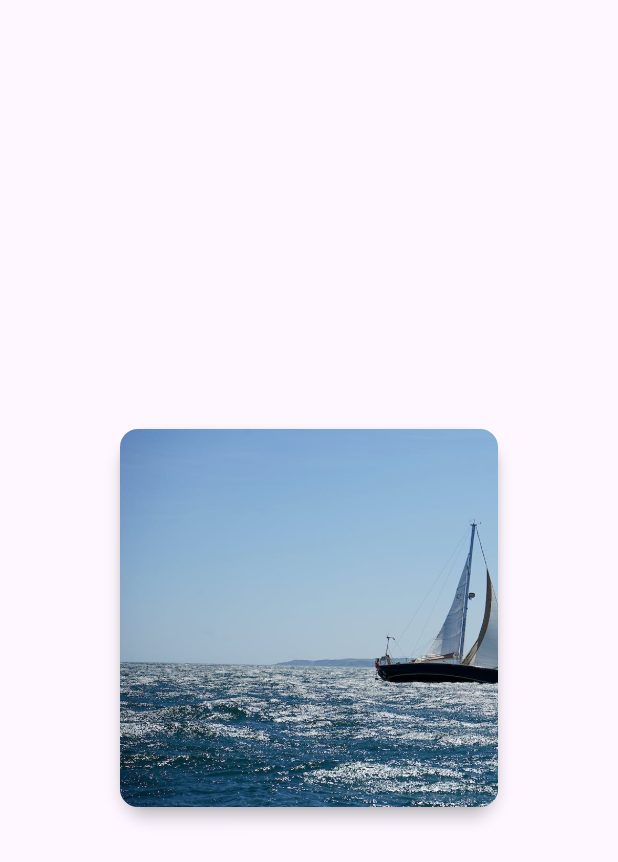
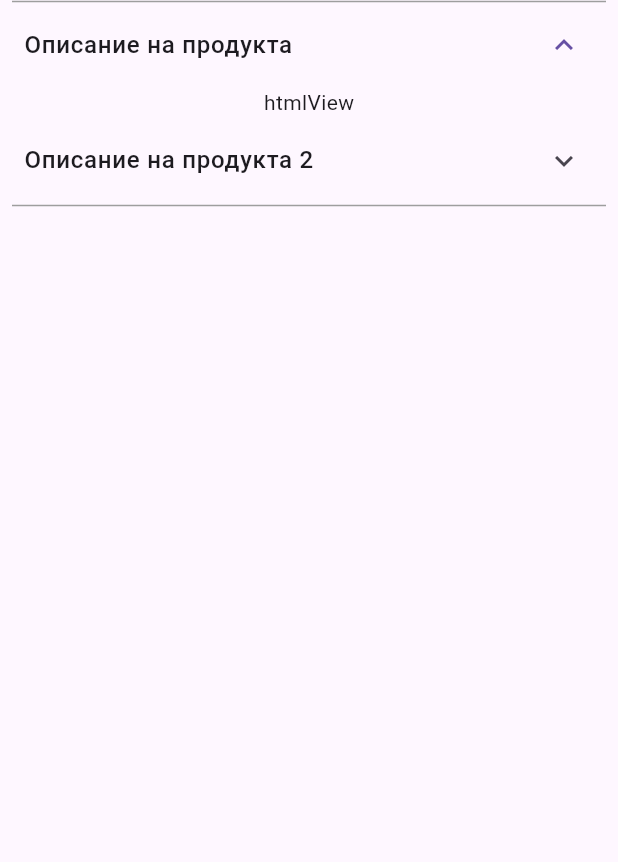
Before and after one commit to bytestocode/stackoverflow-answers, a Flutter app: the screen it shows after launch, on a phone screen of 412 x 824 dp. Shown: the top 862 px of the screen. Run offline on Flutter 3.47's test engine with Material 3 defaults, Android fonts, the light colour scheme and no system bars.

Commit message:
feat: control ExpansionTile

```diff
--- a/lib/main.dart
+++ b/lib/main.dart
@@ -1,5 +1,6 @@
 import 'package:flutter/material.dart';
 
+import 'ui/expansion_tile_controller.dart';
 import 'ui/image_alignment.dart';
 
 void main() {
@@ -13,7 +14,7 @@
   Widget build(BuildContext context) {
     return const MaterialApp(
       title: 'Flutter Testbed',
-      home: ImageAlignment(),
+      home: ExpansionTileSample(),
     );
   }
 }
--- /dev/null
+++ b/lib/ui/expansion_tile_controller.dart
@@ -0,0 +1,91 @@
+import 'package:flutter/material.dart';
+
+class ExpansionTileSample extends StatefulWidget {
+  const ExpansionTileSample({super.key});
+
+  @override
+  State<ExpansionTileSample> createState() => _ExpansionTileSampleState();
+}
+
+class _ExpansionTileSampleState extends State<ExpansionTileSample> {
+  late List<ExpansionTileController> tileControllers;
+
+  @override
+  void initState() {
+    super.initState();
+    tileControllers = List.generate(2, (_) => ExpansionTileController());
+  }
+
+  @override
+  Widget build(BuildContext context) {
+    return Scaffold(
+      body: StatefulBuilder(builder: (
+        BuildContext context,
+        StateSetter setInternalState,
+      ) {
+        return ListView(children: [
+          Padding(
+            padding: const EdgeInsets.symmetric(horizontal: 8),
+            child: Divider(
+              height: 2,
+              color: Colors.grey,
+            ),
+          ),
+          ExpansionTile(
+              controller: tileControllers[0],
+              onExpansionChanged: (isExpanded) {
+                if (tileControllers[1].isExpanded) {
+                  tileControllers[1].collapse();
+                }
+                if (isExpanded) {
+                  tileControllers[0].expand();
+                } else {
+                  tileControllers[0].collapse();
+                }
+              },
+              initiallyExpanded: true,
+              maintainState: false,
+              shape: Border(),
+              title: Text(
+                'Описание на продукта',
+                style: TextStyle(fontWeight: FontWeight.w500),
+              ),
+              children: [
+                // htmlView
+                Text('htmlView'),
+              ]),
+          ExpansionTile(
+              controller: tileControllers[1],
+              onExpansionChanged: (isExpanded) {
+                if (tileControllers[0].isExpanded) {
+                  tileControllers[0].collapse();
+                }
+                if (isExpanded) {
+                  tileControllers[1].expand();
+                } else {
+                  tileControllers[1].collapse();
+                }
+              },
+              shape: Border(),
+              title: Text(
+                'Описание на продукта 2',
+                style: TextStyle(fontWeight: FontWeight.w500),
+              ),
+              children: [
+                Text('12'),
+                Text('12'),
+                Text('12'),
+                Text('12'),
+              ]),
+          Padding(
+            padding: const EdgeInsets.symmetric(horizontal: 8),
+            child: Divider(
+              height: 2,
+              color: Colors.grey,
+            ),
+          ),
+        ]);
+      }),
+    );
+  }
+}
```
Also changed, not shown: 2 other files.
